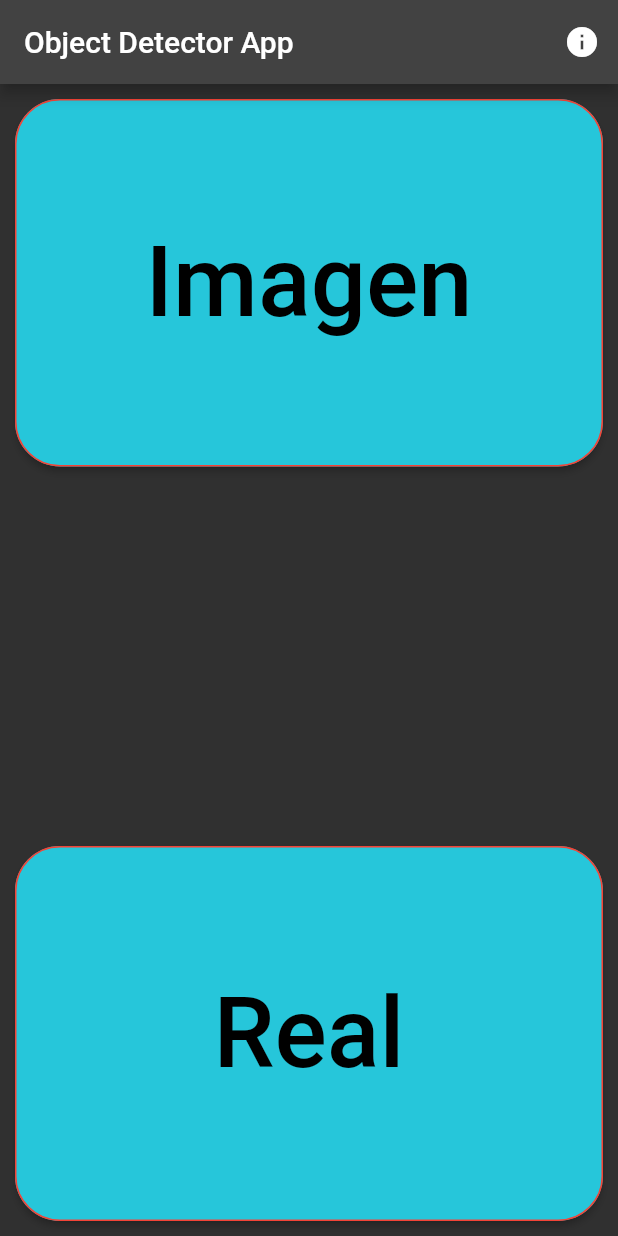
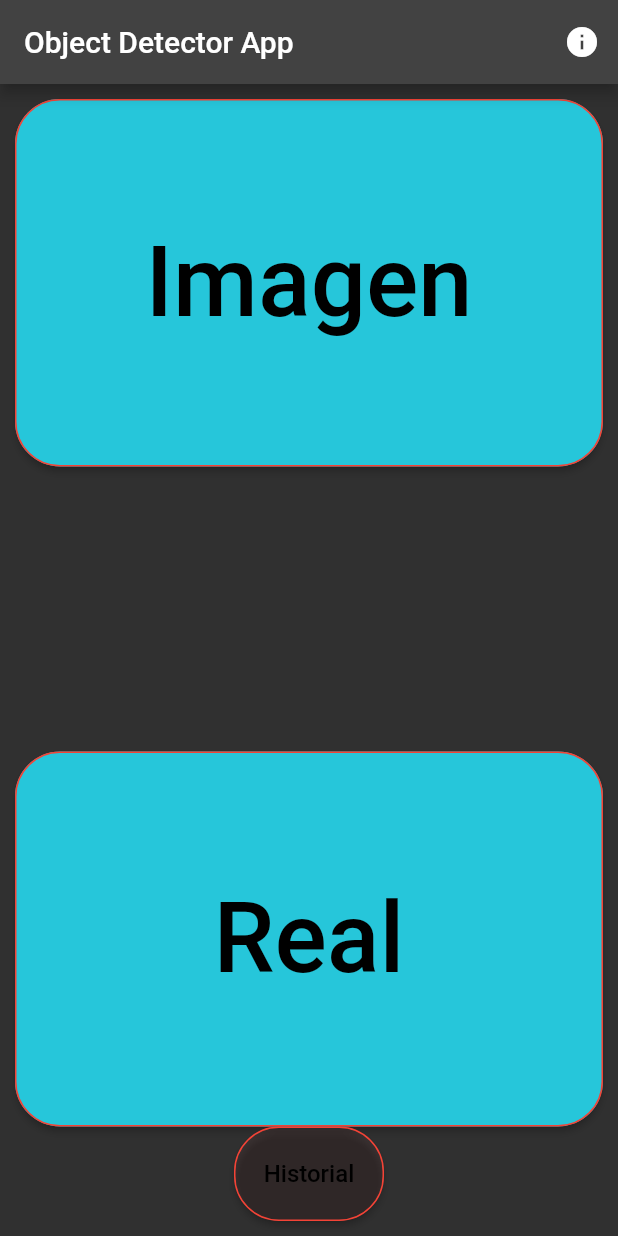
Before and after one commit to Pfmovil202130/pfmovil2021, a Flutter app: the screen it shows after launch, on a phone screen of 412 x 824 dp. Run offline on Flutter 3.47's test engine with Material 2 defaults, Android fonts, the phone set to English and light mode, and no system bars; our stand-ins replace camera, flutter_tts, image_gallery_saver, image_picker, permission_handler and 2 more; missing offline and left inert: dart:ffi, tflite.

Commit message:
feat: history button
add history button in main.dart

```diff
--- a/object_detection-main/lib/main.dart
+++ b/object_detection-main/lib/main.dart
@@ -2,6 +2,7 @@ import 'package:camera/camera.dart';
 import 'package:flutter/material.dart';
 import 'package:object_detection/realtime/live_camera.dart';
 import 'package:object_detection/static%20image/static.dart';
+import 'package:object_detection/historial/historial.dart';
 
 List<CameraDescription> cameras;
 
@@ -99,6 +100,25 @@ class _MyAppState extends State<MyApp> {
                 height: 250,
                 width: 400,
               ),
+              Container(
+                child: MaterialButton(
+                  shape: RoundedRectangleBorder(
+                    borderRadius: BorderRadius.circular(30.0),
+                    side: BorderSide(color: Colors.red),
+                  ),
+                  height: 63,
+                  minWidth: 100,
+                  color: Color(int.parse("0xFF26C6A".replaceAll('#', '0xff'))),
+                  child: Text(
+                    "Historial",
+                    style: new TextStyle(fontSize: 16, color: Colors.black),
+                  ),
+                  onPressed: () {
+                    Navigator.push(context,
+                        MaterialPageRoute(builder: (context) => HistoryApp()));
+                  },
+                ),
+              ),
               //  ),
             ],
           ),
```
